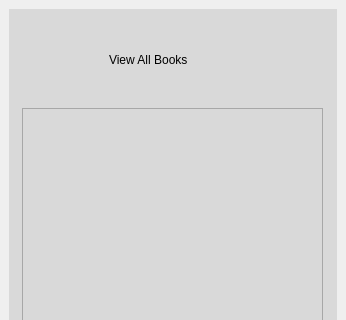
The window that Library-system-2/mainwindow.ui (bern023/Library-system) describes before a commit, drawn with Qt 5; both pictures show x 0 to 346 and y 0 to 320 of the 346 by 474 pixel window.
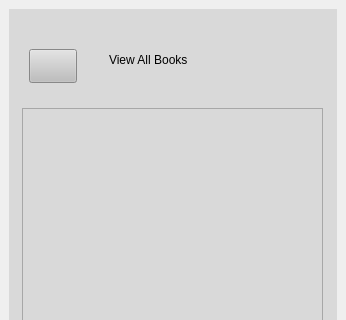
The same window after the commit. The open tabs and pages were chosen to show the change. Icons and pictures are not drawn.

Patch:
```diff
--- a/Library-system-2/mainwindow.ui
+++ b/Library-system-2/mainwindow.ui
@@ -2853,6 +2853,35 @@
          <string>View All Books</string>
         </property>
        </widget>
+       <widget class="QPushButton" name="pushButton_returnhomePage">
+        <property name="geometry">
+         <rect>
+          <x>20</x>
+          <y>40</y>
+          <width>48</width>
+          <height>34</height>
+         </rect>
+        </property>
+        <property name="sizePolicy">
+         <sizepolicy hsizetype="Minimum" vsizetype="Fixed">
+          <horstretch>0</horstretch>
+          <verstretch>0</verstretch>
+         </sizepolicy>
+        </property>
+        <property name="minimumSize">
+         <size>
+          <width>0</width>
+          <height>34</height>
+         </size>
+        </property>
+        <property name="styleSheet">
+         <string notr="true">image: url(:/new/icons/icons/10261335_back_player_multimedia_icon.png);
+background-color: rgb(190, 190, 190);</string>
+        </property>
+        <property name="text">
+         <string/>
+        </property>
+       </widget>
       </widget>
      </widget>
     </item>
```
Left out of the diff: 19 changed lines with no effect on the pictures.
